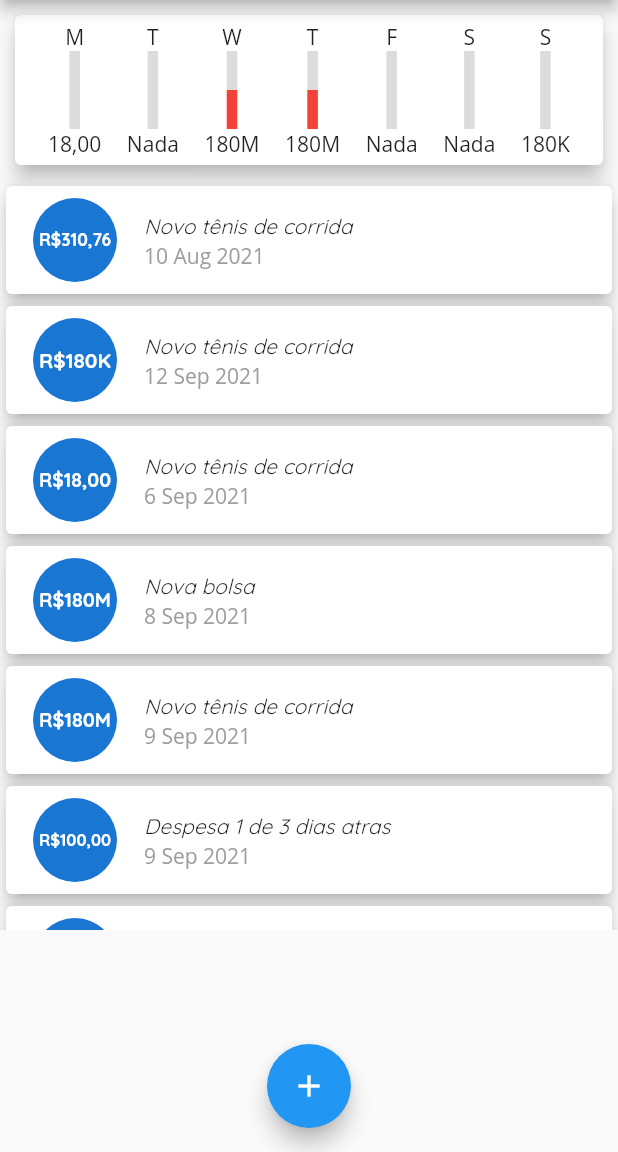
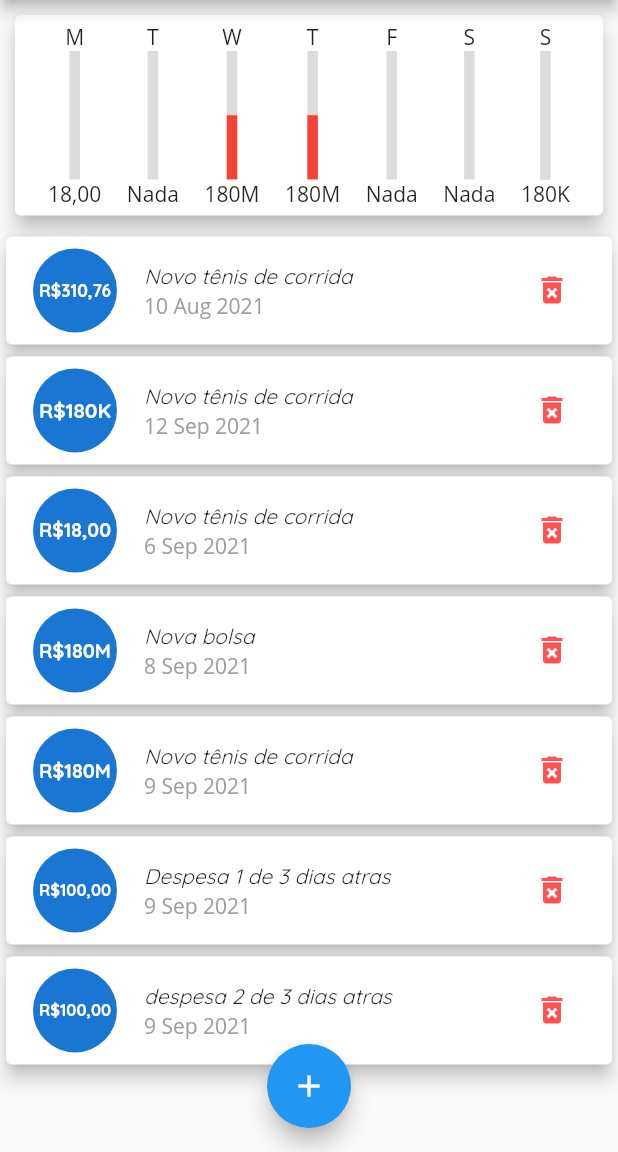
Before and after one commit to EuHigorBarbosa/HBM, a Flutter app: the screen it shows after launch, on a phone screen of 412 x 824 dp, the part 84-1236 px from its top. Run offline on Flutter 3.47's test engine with Material 2 defaults, Android fonts, the phone set to English and light mode, and no system bars.

Commit message:
Utilizando o MediaQuery da maneira profissa

```diff
--- a/lib/chart.dart
+++ b/lib/chart.dart
@@ -14,7 +14,7 @@
 
 //Essa funcão é do tipo getter
   List<Map<String, Object>> get groupedTransactions {
-    return List.generate(
+    List<Map<String, Object>> saida = List.generate(
       7,
       (index) {
         final weekDay = DateTime.now().subtract(
@@ -41,6 +41,8 @@
         };
       },
     ).reversed.toList();
+    print(saida);
+    return saida;
   }
 
   double get _weekTotalValue {
@@ -123,7 +125,9 @@
                     child: LinearProgressIndicator(
                       backgroundColor: Color.fromRGBO(220, 220, 220, 1),
                       color: Theme.of(context).primaryColor,
-                      value: (groupedTransactions[0]['value'] as double) /
+                      value: (_weekTotalValue == 0)
+                          ? 0.0
+                          : (groupedTransactions[0]['value'] as double) /
                               _weekTotalValue,
                       minHeight: 7,
                     ), // Is supposed to extend as far as possible
@@ -142,7 +146,9 @@
                     child: LinearProgressIndicator(
                       backgroundColor: Color.fromRGBO(220, 220, 220, 1),
                       color: Theme.of(context).primaryColor,
-                      value: (groupedTransactions[1]['value'] as double) /
+                      value: (_weekTotalValue == 0)
+                          ? 0.0
+                          : (groupedTransactions[1]['value'] as double) /
                               _weekTotalValue,
                       minHeight: 7,
                     ), // Is supposed to extend as far as possible
@@ -161,7 +167,9 @@
                     child: LinearProgressIndicator(
                       backgroundColor: Color.fromRGBO(220, 220, 220, 1),
                       color: Theme.of(context).primaryColor,
-                      value: (groupedTransactions[2]['value'] as double) /
+                      value: (_weekTotalValue == 0)
+                          ? 0.0
+                          : (groupedTransactions[2]['value'] as double) /
                               _weekTotalValue,
                       minHeight: 7,
                     ), // Is supposed to extend as far as possible
@@ -182,7 +190,9 @@
                       child: LinearProgressIndicator(
                         backgroundColor: Color.fromRGBO(220, 220, 220, 1),
                         color: Theme.of(context).primaryColor,
-                        value: (groupedTransactions[3]['value'] as double) /
+                        value: (_weekTotalValue == 0)
+                            ? 0.0
+                            : (groupedTransactions[3]['value'] as double) /
                                 _weekTotalValue,
                         minHeight: 7,
                       ), // Is supposed to extend as far as possible
@@ -202,7 +212,9 @@
                     child: LinearProgressIndicator(
                       backgroundColor: Color.fromRGBO(220, 220, 220, 1),
                       color: Theme.of(context).primaryColor,
-                      value: (groupedTransactions[4]['value'] as double) /
+                      value: (_weekTotalValue == 0)
+                          ? 0.0
+                          : (groupedTransactions[4]['value'] as double) /
                               _weekTotalValue,
                       minHeight: 7,
                     ), // Is supposed to extend as far as possible
@@ -221,7 +233,9 @@
                     child: LinearProgressIndicator(
                       backgroundColor: Color.fromRGBO(220, 220, 220, 1),
                       color: Theme.of(context).primaryColor,
-                      value: (groupedTransactions[5]['value'] as double) /
+                      value: (_weekTotalValue == 0)
+                          ? 0.0
+                          : (groupedTransactions[5]['value'] as double) /
                               _weekTotalValue,
                       minHeight: 7,
                     ), // Is supposed to extend as far as possible
@@ -240,7 +254,9 @@
                     child: LinearProgressIndicator(
                       backgroundColor: Color.fromRGBO(220, 220, 220, 1),
                       color: Theme.of(context).primaryColor,
-                      value: (groupedTransactions[6]['value'] as double) /
+                      value: (_weekTotalValue == 0)
+                          ? 0.0
+                          : (groupedTransactions[6]['value'] as double) /
                               _weekTotalValue,
                       minHeight: 7,
                     ), // Is supposed to extend as far as possible
--- a/lib/general.dart
+++ b/lib/general.dart
@@ -85,6 +85,14 @@
     //Existe uma explicação muito interessante na aula 116
   }
 
+  _removeTransaction(String idInput) {
+    setState(() {
+      //Esse setState vai modificar o estado da lista quando removermos o dado
+      _transactionListBancoDeDadosInicial
+          .removeWhere((element) => element.id == idInput);
+    });
+  }
+
   String value = ''; //?retirar pois acho que isso não está sendo usado
 
   _openTransactionFormModal(BuildContext context) {
@@ -104,8 +112,7 @@
 
   @override
   Widget build(BuildContext context) {
-    return Scaffold(
-      appBar: AppBar(
+    final appBarCriada = AppBar(
       title: Text(
         'Despesas Pessoais',
         // style: TextStyle(
@@ -120,16 +127,33 @@
           icon: Icon(Icons.add),
         ),
       ],
-      ),
+    );
+
+    final availableHeight = MediaQuery.of(context).size.height -
+        appBarCriada.preferredSize.height -
+        MediaQuery.of(context).padding.top;
+    return Scaffold(
+      appBar: appBarCriada,
 
 //? ======================= COLUNA DO GRAFICO ===============
       body: ListView(
         children: <Widget>[
-          Chart(recentTransaction: _recentTransactions),
+          Container(
+            height: availableHeight * 0.2,
+            child: Chart(recentTransaction: _recentTransactions),
+          ),
+
           //* =============== Eixo PRINCIPAL DOS CARDS dentro de Column ============
-          TransactionList(
+          Container(
+            height: availableHeight * 0.8,
+            child: TransactionList(
                 transactionsInsertedForRendering:
-                  _transactionListBancoDeDadosInicial),
+                    _transactionListBancoDeDadosInicial,
+                functionRemove: _removeTransaction),
+          ),
+          //o componente pai General passa para o filho TransactionList
+          //uma função que será usada pelo filho quando houver o evento
+          //que no caso é o apertar do icone delete_forever na lista
         ],
       ),
       floatingActionButton: FloatingActionButton(
--- a/lib/main.dart
+++ b/lib/main.dart
@@ -48,7 +48,13 @@
         // text styling for headlines, titles, bodies of text, and more.
         // Define the default brightness and colors.
 
-        //* ================= colorTheme ======================
+        //* ================= colorTheme Gerais ======================
+        primaryColor: Colors.red,
+        //accentColor: Colors.red,
+        secondaryHeaderColor: Colors.redAccent,
+        errorColor: Colors.redAccent,
+
+        //* ================= colorTheme Especificas ======================
 
         buttonBarTheme: ButtonBarThemeData(),
         elevatedButtonTheme: ElevatedButtonThemeData(
@@ -58,9 +64,6 @@
           textStyle: Theme.of(context).textTheme.headline6,
         )),
 
-        primaryColor: Colors.red,
-        //accentColor: Colors.red,
-
         //* ================== Brilho Theme =====================
         brightness: Brightness.light,
       ),
--- a/lib/transaction_list.dart
+++ b/lib/transaction_list.dart
@@ -5,14 +5,15 @@
 
 class TransactionList extends StatelessWidget {
   final List<Transaction> transactionsInsertedForRendering;
+  final void Function(String) functionRemove;
 
-  TransactionList({required this.transactionsInsertedForRendering});
+  TransactionList(
+      {required this.transactionsInsertedForRendering,
+      required this.functionRemove});
 
   @override
   Widget build(BuildContext context) {
-    return Container(
-        height: 500,
-        child: transactionsInsertedForRendering.isEmpty
+    return transactionsInsertedForRendering.isEmpty
         ? Column(
             children: [
               SizedBox(height: 20),
@@ -59,9 +60,13 @@
                         style: TextStyle(
                           color: Colors.grey,
                         )),
-                    ),
+                    trailing: IconButton(
+                        onPressed: () => functionRemove(tr.id),
+                        //! ele chama sem parametro () uma função que requer parametro....isso é sensacional
+                        icon: Icon(Icons.delete_forever),
+                        color: Theme.of(context).errorColor)),
               );
-                }));
+            });
   }
 }
 
```
Lines whose indentation alone changed are shown as unchanged.
